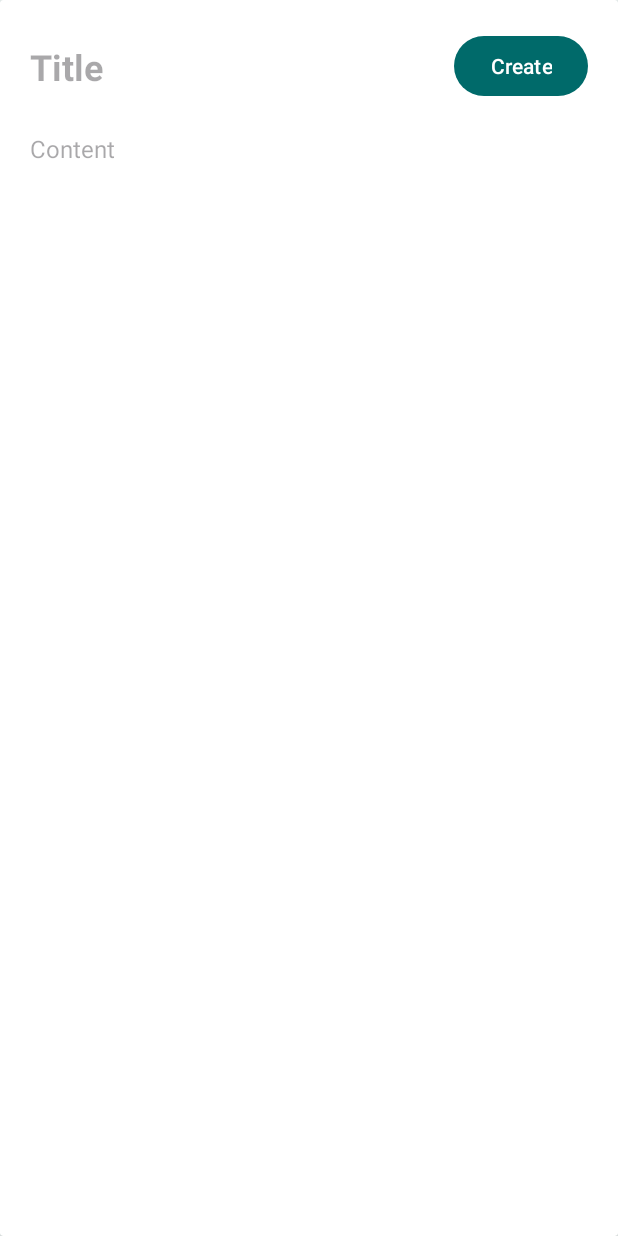
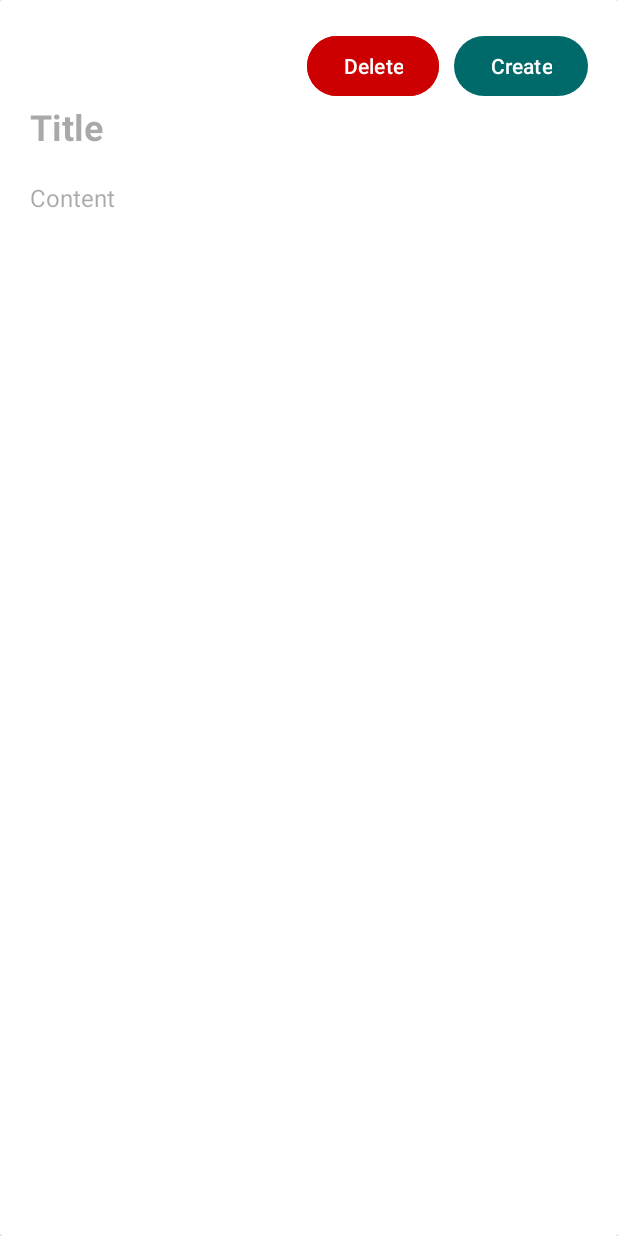
Before and after one commit to Manthiramoorthy/AAD_Project_Batch2, an Android app: the NoteDetailsActivity screen opened directly, with no data from a screen before it, on a phone screen of 412 x 824 dp. Run offline under Robolectric (Android 15) with nearby library versions, the light colour scheme and no system bars.

Commit message:
Notes app implementation with Room database

```diff
--- a/app/src/main/AndroidManifest.xml
+++ b/app/src/main/AndroidManifest.xml
@@ -36,7 +36,9 @@
         </activity>
         <activity
             android:name=".LoginActivity"
-            android:exported="true" />
+            android:exported="true">
+
+        </activity>
         <activity
             android:name=".BroadCastReceiverActivity"
             android:exported="true" />
--- a/app/src/main/java/com/example/myaapp/note_app/adapter/NotesAdapter.kt
+++ b/app/src/main/java/com/example/myaapp/note_app/adapter/NotesAdapter.kt
@@ -8,10 +8,11 @@ import android.widget.TextView
 import androidx.recyclerview.widget.RecyclerView
 import com.example.myaapp.R
 import com.example.myaapp.note_app.common.Constant.CONTENT_KEY
+import com.example.myaapp.note_app.common.Constant.ID_KEY
 import com.example.myaapp.note_app.common.Constant.LIST_ITEM_VALUE
 import com.example.myaapp.note_app.common.Constant.SOURCE_KEY
 import com.example.myaapp.note_app.common.Constant.TITLE_KEY
-import com.example.myaapp.note_app.data.Note
+import com.example.myaapp.note_app.local_db.Note
 import com.example.myaapp.note_app.ui.NoteDetailsActivity
 
 class NotesAdapter(private val list: List<Note>): RecyclerView.Adapter<NotesAdapter.ViewHolder>() {
@@ -37,6 +38,7 @@ class NotesAdapter(private val list: List<Note>): RecyclerView.Adapter<NotesAdap
             val intent = Intent(view.context, NoteDetailsActivity::class.java)
             intent.putExtra(TITLE_KEY, list[position].title)
             intent.putExtra(CONTENT_KEY, list[position].content)
+            intent.putExtra(ID_KEY, list[position].id)
             intent.putExtra(SOURCE_KEY, LIST_ITEM_VALUE)
             view.context.startActivity(intent)
         }
--- a/app/src/main/java/com/example/myaapp/note_app/common/Constant.kt
+++ b/app/src/main/java/com/example/myaapp/note_app/common/Constant.kt
@@ -3,6 +3,7 @@ package com.example.myaapp.note_app.common
 object Constant {
     const val TITLE_KEY = "title"
     const val CONTENT_KEY = "content"
+    const val ID_KEY = "id"
     const val SOURCE_KEY = "source"
     const val LIST_ITEM_VALUE = "list_item"
     const val CREATE_VALUE = "create"
--- a/app/src/main/java/com/example/myaapp/note_app/data/Note.kt
+++ /dev/null
@@ -1,6 +0,0 @@
-package com.example.myaapp.note_app.data
-
-data class Note(
-    val title: String,
-    val content: String
-)
--- a/app/src/main/java/com/example/myaapp/note_app/local_db/Note.kt
+++ b/app/src/main/java/com/example/myaapp/note_app/local_db/Note.kt
@@ -10,5 +10,5 @@ data class Note(
     val id: Int = 0,
     val title: String,
     val content: String,
-    val timeStamp: String = System.currentTimeMillis().toString()
+    val timestamp: Long = System.currentTimeMillis()
 )
--- a/app/src/main/res/layout/activity_login.xml
+++ b/app/src/main/res/layout/activity_login.xml
@@ -10,6 +10,7 @@
     android:padding="20dp"
     android:orientation="vertical">
     <TextView
+        android:id="@+id/textView"
         android:layout_width="wrap_content"
         android:layout_height="wrap_content"
         android:text="Login Page"
--- a/app/src/main/res/layout/activity_note_details.xml
+++ b/app/src/main/res/layout/activity_note_details.xml
@@ -16,39 +16,50 @@
             android:layout_height="wrap_content"
             android:padding="20dp">
 
+            <Button
+                android:id="@+id/saveButton"
+                android:layout_width="wrap_content"
+                android:layout_height="wrap_content"
+                android:text="@string/save"
+                app:layout_constraintEnd_toEndOf="parent"
+                app:layout_constraintTop_toTopOf="parent" />
+
+            <Button
+                android:id="@+id/deleteButton"
+                android:layout_width="wrap_content"
+                android:layout_height="wrap_content"
+                android:text="@string/delete"
+                android:layout_marginEnd="10dp"
+                android:backgroundTint="@android:color/holo_red_dark"
+                app:layout_constraintEnd_toStartOf="@id/saveButton"
+                app:layout_constraintEnd_toEndOf="parent"
+                app:layout_constraintTop_toTopOf="parent" />
+
             <EditText
                 android:id="@+id/titleText"
-                android:layout_width="0dp"
+                android:layout_width="match_parent"
                 android:layout_height="wrap_content"
                 android:background="@android:color/transparent"
                 android:hint="@string/title"
                 style="@style/title_style"
                 android:inputType="text"
-                app:layout_constraintBottom_toBottomOf="@+id/saveButton"
-                app:layout_constraintEnd_toStartOf="@id/saveButton"
                 app:layout_constraintStart_toStartOf="parent"
-                app:layout_constraintTop_toTopOf="parent" />
+                app:layout_constraintTop_toBottomOf="@id/saveButton" />
 
-            <Button
-                android:id="@+id/saveButton"
-                android:layout_width="wrap_content"
-                android:layout_height="wrap_content"
-                android:text="@string/save"
-                app:layout_constraintStart_toEndOf="@id/titleText"
-                app:layout_constraintEnd_toEndOf="parent"
-                app:layout_constraintTop_toTopOf="parent" />
+
 
             <EditText
                 android:id="@+id/contentText"
                 android:layout_width="match_parent"
-                android:layout_height="wrap_content"
+                android:layout_height="match_parent"
                 android:hint="@string/content"
                 style="@style/content_style"
                 android:inputType="textMultiLine"
                 android:layout_marginTop="20dp"
                 android:background="@android:color/transparent"
-                app:layout_constraintTop_toBottomOf="@id/saveButton"
-                app:layout_constraintStart_toStartOf="parent" />
+                app:layout_constraintTop_toBottomOf="@id/titleText"
+                app:layout_constraintStart_toStartOf="parent"
+                app:layout_constraintBottom_toBottomOf="parent" />
         </androidx.constraintlayout.widget.ConstraintLayout>
     </androidx.cardview.widget.CardView>
 
--- a/app/src/main/res/layout/note_custom_view.xml
+++ b/app/src/main/res/layout/note_custom_view.xml
@@ -23,6 +23,7 @@
         android:layout_width="match_parent"
         android:layout_height="wrap_content"
         android:text="Description"
+        android:maxLines="1"
         style="@style/content_style"/>
     </LinearLayout>
 
--- a/app/src/main/res/values/strings.xml
+++ b/app/src/main/res/values/strings.xml
@@ -10,4 +10,5 @@
     <string name="title">Title</string>
     <string name="save">Save</string>
     <string name="content">Content</string>
+    <string name="delete">Delete</string>
 </resources>
--- a/build.gradle.kts
+++ b/build.gradle.kts
@@ -2,4 +2,5 @@
 plugins {
     alias(libs.plugins.android.application) apply false
     alias(libs.plugins.kotlin.android) apply false
+    id("com.google.devtools.ksp") version "2.0.21-1.0.27" apply false
 }
```
Also changed, not shown: app/build.gradle.kts (+12 -3 lines), app/src/main/java/com/example/myaapp/LoginActivity.kt (+24 -9 lines), app/src/main/java/com/example/myaapp/note_app/local_db/NoteDao.kt (+8 -8 lines), app/src/main/java/com/example/myaapp/note_app/local_db/NoteDatabase.kt (+4 -19 lines), app/src/main/java/com/example/myaapp/note_app/ui/NoteDetailsActivity.kt (+43 -0 lines), app/src/main/java/com/example/myaapp/note_app/ui/NoteListActivity.kt (+66 -54 lines).
